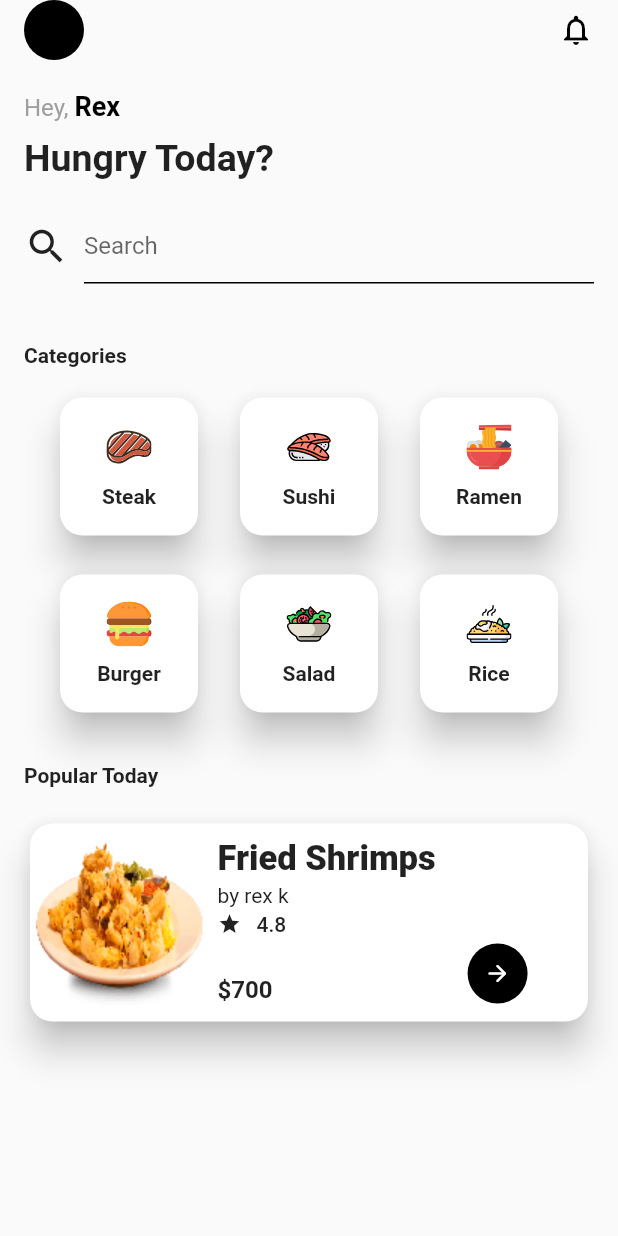
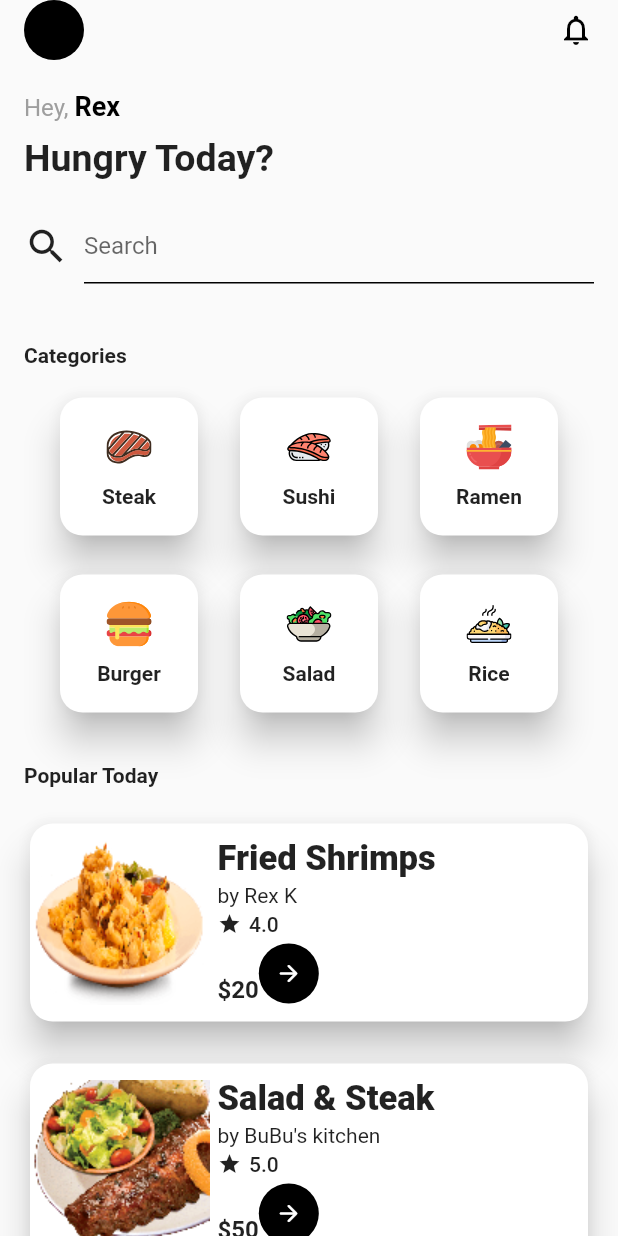
Before and after one commit to Rexsunon/eatz, a Flutter app: the screen it shows after launch, on a phone screen of 412 x 824 dp. Run offline on Flutter 3.47's test engine with Material 2 defaults, Android fonts, the phone set to English and light mode, and no system bars; our stand-ins replace flutter_svg.

Commit message:
Load dish data to card

```diff
--- a/lib/models/dish.dart
+++ b/lib/models/dish.dart
@@ -3,7 +3,7 @@ class Dish {
   final String image;
   final String cook;
   final double rating;
-  final double price;
+  final int price;
   final String description;
 
   Dish({
--- a/lib/screens/home/components/dish_card.dart
+++ b/lib/screens/home/components/dish_card.dart
@@ -1,8 +1,10 @@
-import 'package:eatz/utils/assets.dart';
+import 'package:eatz/models/dish.dart';
 import 'package:flutter/material.dart';
 
 class DishCard extends StatelessWidget {
-  const DishCard({Key? key}) : super(key: key);
+  const DishCard({Key? key, required this.dish}) : super(key: key);
+
+  final Dish dish;
 
   @override
   Widget build(BuildContext context) {
@@ -24,12 +26,12 @@ class DishCard extends StatelessWidget {
             child: Row(
               children: [
                 Image.asset(
-                  Assets.friedShrimps,
+                  dish.image,
                   width: 120,
                   height: 110,
                   cacheWidth: 120,
                   cacheHeight: 110,
-                  fit: BoxFit.fill,
+                  fit: BoxFit.cover,
                 ),
                 SizedBox(width: 5.0),
                 Column(
@@ -37,21 +39,21 @@ class DishCard extends StatelessWidget {
                   crossAxisAlignment: CrossAxisAlignment.start,
                   children: [
                     Text(
-                      'Fried Shrimps',
+                      dish.name,
                       style: TextStyle(
                         fontSize: 23.0,
                         fontWeight: FontWeight.w800,
                       ),
                     ),
                     SizedBox(height: 3),
-                    Text('by rex k'),
+                    Text('by ${dish.cook}'),
                     SizedBox(height: 3),
                     Row(
                       children: [
                         Icon(Icons.star, size: 16.0),
-                        SizedBox(width: 10),
+                        SizedBox(width: 5),
                         Text(
-                          '4.8',
+                          '${dish.rating}',
                           style: TextStyle(fontWeight: FontWeight.w500),
                         ),
                       ],
@@ -62,13 +64,12 @@ class DishCard extends StatelessWidget {
                       crossAxisAlignment: CrossAxisAlignment.end,
                       children: [
                         Text(
-                          "\$700",
+                          "\$${dish.price}",
                           style: TextStyle(
                             fontSize: 16,
                             fontWeight: FontWeight.w700,
                           ),
                         ),
-                        SizedBox(width: 130),
                         Container(
                           width: 40.0,
                           height: 40.0,
--- a/lib/screens/home/components/search_field.dart
+++ b/lib/screens/home/components/search_field.dart
@@ -18,7 +18,7 @@ class SearchField extends StatelessWidget {
               ),
               child: TextField(
                 decoration: InputDecoration(
-                  labelText: 'Search',
+                  hintText: 'Search',
                   border: InputBorder.none,
                   contentPadding: EdgeInsets.zero,
                 ),
--- a/lib/screens/home/home.dart
+++ b/lib/screens/home/home.dart
@@ -18,6 +18,7 @@ class _HomeState extends State<Home> {
   Widget build(BuildContext context) {
     return Scaffold(
       body: SafeArea(
+        bottom: false,
         child: CustomScrollView(
           slivers: [
             SliverPadding(
@@ -59,7 +60,8 @@ class _HomeState extends State<Home> {
                       'Popular Today',
                       style: TextStyle(fontWeight: FontWeight.w700),
                     ),
-                    DishCard()
+                    for (var dish in dishes)
+                      DishCard(dish: dish)
                   ],
                 ),
               ),
```
